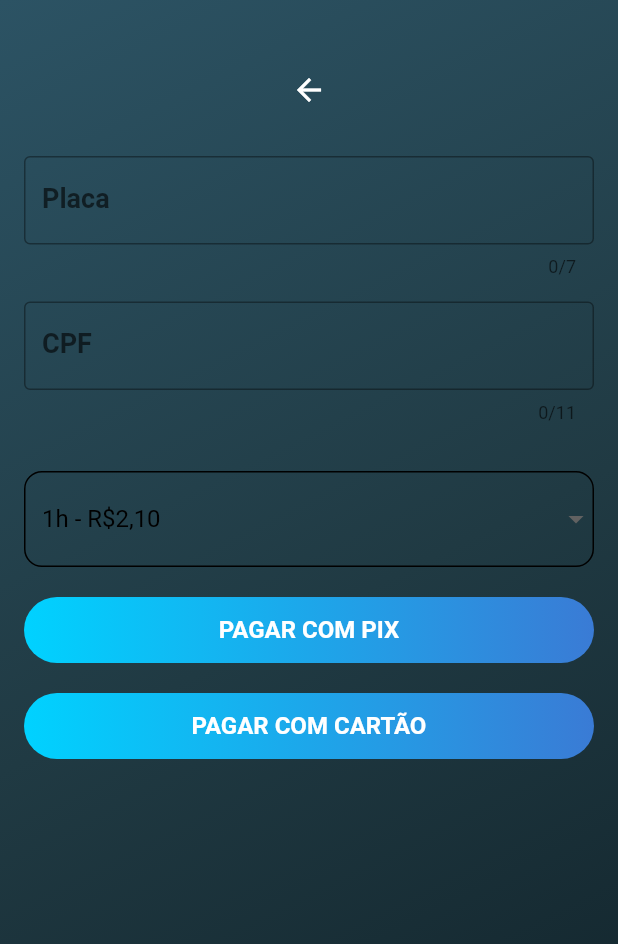
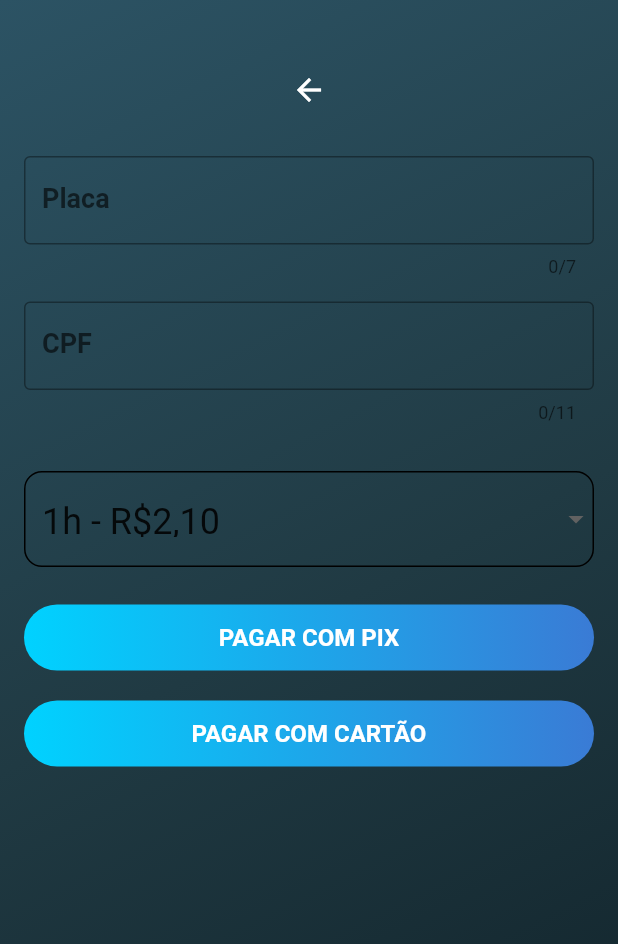
Before and after one commit to rzschrb/modulo_cidadao, a Flutter app: the screen it shows after launch, after a tap on "COMPRAR TICKET", on a phone screen of 412 x 824 dp. Shown: the top 944 px of the screen. Run offline on Flutter 3.47's test engine with Material 2 defaults, Android fonts, the phone set to English and light mode, and no system bars; our stand-ins replace cloud_functions, firebase_core, flutter_credit_card, google_maps_flutter, location, qr_flutter and 1 more; missing offline and left inert: clipboard; accounts and stored records are empty; network calls fail.

Commit message:
updated files

```diff
--- a/lib/paymentpage.dart
+++ b/lib/paymentpage.dart
@@ -4,7 +4,6 @@ import 'credit_card_page.dart';
 import 'gerar_qr_code.dart';
 import 'main.dart';
 import 'widget/button_widget.dart';
-import 'variables.dart' as globalVars;
 
 Future main() async {
   WidgetsFlutterBinding.ensureInitialized();
@@ -41,9 +40,22 @@ class _PaymentHomeState extends State<PaymentHome> {
   final formKey = GlobalKey<FormState>();
   String placa = '';
   String doc = '';
+  String valor = '';
 
   List<String> items = ['1h - R\$2,10', '2h - \$4,20'];
   String selecteditems = '1h - R\$2,10';
+
+  //void setValorFinal () {
+  //  if (valor == '1h - R\$2,10') {
+  //    setState(() {
+//      valorFinal = 1;
+//   });
+  //  } else {
+  //    setState(() {
+//      valorFinal = 2;
+//    });
+//  }
+  //}
 
   @override
   Widget build(BuildContext context) => Container(
@@ -76,35 +88,37 @@ class _PaymentHomeState extends State<PaymentHome> {
             const SizedBox(height: 32),
             Center(
               child: DropdownButtonFormField<String>(
-                style: const TextStyle(color: Colors.white),
                 decoration: InputDecoration(
                   enabledBorder: OutlineInputBorder(
-                    borderRadius: BorderRadius.circular(12),
-                  ),
+                    borderRadius: BorderRadius.circular(12)
+                  )
                 ),
                 value: selecteditems,
                 items: items
-                    .map((items) =>
-                    DropdownMenuItem<String>(
-                      value: items,
-                      child: Text(items, style: TextStyle(fontSize: 16, color: Colors.black)),
-                    )
-                )
-                    .toList(),
-                onChanged: (items) => setState(() => selecteditems = items!),
+                    .map<DropdownMenuItem<String>>((String value) {
+                  return DropdownMenuItem<String>(
+                    value: value,
+                    child: Text(
+                      value,
+                      style: TextStyle(fontSize: 24),
+                    ),
+                  );
+                }).toList(),
+                onChanged: (String? newValue) {
+                  setState(() {
+                    selecteditems = newValue!;
+                  });
+                },
               ),
             ),
             Padding(
-              padding: const EdgeInsetsDirectional.fromSTEB(0, 20, 0, 0),
+              padding: const EdgeInsetsDirectional.fromSTEB(0, 25, 0, 0),
               child: BtnGradient(
                 width: 200,
                 onPressed: () {
                   final isValid = formKey.currentState!.validate();
                   if (isValid) {
                     formKey.currentState!.save();
-
-                    globalVars.placa = placa;
-                    globalVars.doc = doc;
 
                     final message = 'placa: $placa\ndoc: $doc';
                     final snackBar = SnackBar(
@@ -113,7 +127,6 @@ class _PaymentHomeState extends State<PaymentHome> {
                         style: TextStyle(fontSize: 20),
                       ),
                     );
-
                     Navigator.push(
                         context, MaterialPageRoute(builder: (context) => QrCodePage())
                     );
@@ -144,8 +157,9 @@ class _PaymentHomeState extends State<PaymentHome> {
                       ),
                       backgroundColor: Colors.green,
                     );
+                    int valorFinal = int.parse(selecteditems[0]);
                     Navigator.push(
-                        context, MaterialPageRoute(builder: (context) => CreditCardPage())
+                        context, MaterialPageRoute(builder: (context) => CreditCardPage(placa : placa, doc : doc, valorFinal : valorFinal))
                     );
                   }
                 },
@@ -165,6 +179,9 @@ class _PaymentHomeState extends State<PaymentHome> {
 
 
   Widget buildPlaca() => TextFormField(
+    onChanged: (text){
+      placa = text;
+    },
     decoration: const InputDecoration(
       labelText: 'Placa',
       labelStyle: const TextStyle(fontSize: 18, fontWeight: FontWeight.bold),
@@ -187,6 +204,9 @@ class _PaymentHomeState extends State<PaymentHome> {
   );
 
   Widget buildDOC() => TextFormField(
+    onChanged: (text){
+      doc = text;
+    },
     decoration: InputDecoration(
       labelText: 'CPF',
       labelStyle: const TextStyle(fontSize: 18, fontWeight: FontWeight.bold),
```
Also changed, not shown: lib/credit_card_page.dart (+23 -5 lines).
